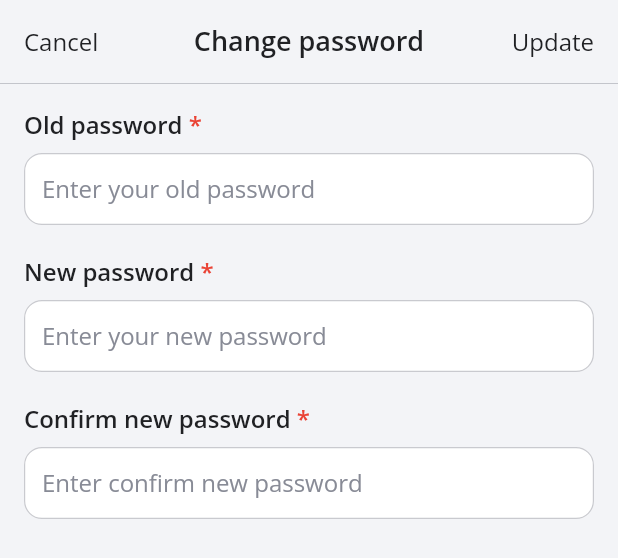
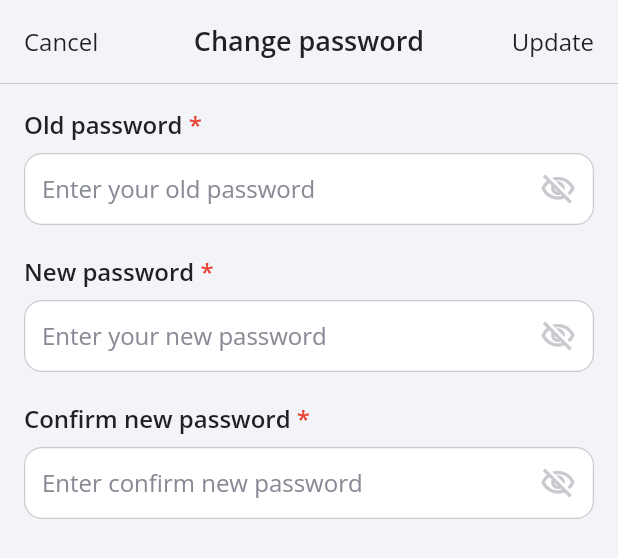
Before and after one commit to nhoaiduy/steemit, a Flutter app: the ChangePasswordPage widget shown alone on an empty page, opened directly, on a phone screen of 412 x 824 dp. Shown: the top 558 px of the screen. Run offline on Flutter 3.47's test engine with Material 2 defaults, Android fonts, the phone set to English and light mode, and no system bars; our stand-ins replace bloc, cached_network_image, cloud_firestore, either_dart, firebase_auth, firebase_core and 7 more; accounts and stored records are empty; network calls fail.

Commit message:
Add Logic Change Password

```diff
--- a/lib/l10n/intl_en.arb
+++ b/lib/l10n/intl_en.arb
@@ -77,5 +77,7 @@
   "txt_check_mail": "Please check your email",
   "txt_empty_bio": "Please enter your bio",
   "txt_update_successfully": "Update successfully",
-  "btn_saved_post": "Saved post"
+  "btn_saved_post": "Saved post",
+  "txt_err_wrong_password": "The password is invalid or the user does not have a password",
+  "txt_change_password_successfully": "Change password successfully",
 }
--- a/lib/l10n/intl_vi.arb
+++ b/lib/l10n/intl_vi.arb
@@ -77,5 +77,7 @@
   "txt_check_mail": "Vui lòng kiểm tra email",
   "txt_empty_bio": "Vui lòng nhập tiểu sử",
   "txt_update_successfully": "Cập nhật thành công",
-  "btn_saved_post": "Đã lưu bài viết"
+  "btn_saved_post": "Đã lưu bài viết",
+  "txt_err_wrong_password": "Mật khẩu không hợp lệ hoặc tài khoản không có mật khẩu",
+  "txt_change_password_successfully": "Đổi mật khẩu thành công",
 }
--- a/lib/presentation/page/setting/change_password_page.dart
+++ b/lib/presentation/page/setting/change_password_page.dart
@@ -1,7 +1,15 @@
+import 'package:cloud_firestore/cloud_firestore.dart';
+import 'package:either_dart/either.dart';
+import 'package:firebase_auth/firebase_auth.dart';
 import 'package:flutter/material.dart';
 import 'package:steemit/generated/l10n.dart';
 import 'package:steemit/presentation/widget/header/header_widget.dart';
 import 'package:steemit/presentation/widget/textfield/textfield_widget.dart';
+import 'package:steemit/util/helper/login_helper.dart';
+import 'package:steemit/util/style/base_color.dart';
+import 'package:steemit/util/style/base_text_style.dart';
+
+const double commonPadding = 16.0;
 
 class ChangePasswordPage extends StatefulWidget {
   const ChangePasswordPage({Key? key}) : super(key: key);
@@ -11,6 +19,75 @@ class ChangePasswordPage extends StatefulWidget {
 }
 
 class _ChangePasswordPageState extends State<ChangePasswordPage> {
+
+  final oldPasswordController = TextEditingController();
+  final newPasswordController = TextEditingController();
+  final confirmController = TextEditingController();
+
+  var currentUser = FirebaseAuth.instance.currentUser;
+  bool check = false;
+
+  bool _isHideOldPassword = true;
+  bool _isHideNewPassword = true;
+  bool _isHideConfirmPassword = true;
+
+  String? _changePasswordErrorText;
+  String? _changePasswordSuccessText;
+
+  changePassword(
+      {required String email,
+        required String oldPassword,
+        required String newPassword,
+        required String confirmPassword}) async{
+
+    setState(() {
+      _changePasswordSuccessText = null;
+      _changePasswordErrorText = null;
+    });
+
+    Either<String, void> validOldPassword = ValidationHelper.validPassword(oldPassword);
+    if (validOldPassword.isLeft) {
+      _changePasswordErrorText = Left(validOldPassword.left).left;
+      return;
+    }
+
+    Either<String, void> validNewPassword = ValidationHelper.validPassword(newPassword);
+    if (validNewPassword.isLeft) {
+      _changePasswordErrorText = Left(validNewPassword.left).left;
+      return;
+    }
+
+    if (newPassword != confirmPassword) {
+      _changePasswordErrorText = Left(S.current.txt_err_mismatch_password).left;
+      return;
+    }
+
+    var cred = EmailAuthProvider.credential(email: email, password: oldPassword);
+    await currentUser!.reauthenticateWithCredential(cred).then((value) {
+      check = true;
+    }).catchError((e){
+      _changePasswordErrorText = Left(S.current.txt_err_wrong_password).left;
+      return;
+    });
+
+    if(check){
+      try{
+        await currentUser!.updatePassword(newPassword);
+        setState(() {
+          oldPasswordController.clear();
+          newPasswordController.clear();
+          confirmController.clear();
+          _changePasswordErrorText = null;
+          check = false;
+        });
+        _changePasswordSuccessText = Left(S.current.txt_change_password_successfully).left;
+      } on FirebaseAuthException catch (e){
+        _changePasswordErrorText = Left(e.message!).left;
+        return;
+      }
+    }
+  }
+
   @override
   Widget build(BuildContext context) {
     return Column(
@@ -19,7 +96,17 @@ class _ChangePasswordPageState extends State<ChangePasswordPage> {
             content: S.current.lbl_change_password,
             prefixContent: S.current.btn_cancel,
             suffixContent: S.current.btn_update,
-            onSuffix: () {}),
+            onSuffix: () async {
+              unFocus();
+              await changePassword(
+                  email: currentUser!.email.toString(),
+                  oldPassword: oldPasswordController.text,
+                  newPassword: newPasswordController.text,
+                  confirmPassword: confirmController.text,
+              );
+              resetHidePasswordState();
+              //if (mounted) Navigator.pop(context);
+            }),
         _buildBody(),
       ],
     );
@@ -37,23 +124,88 @@ class _ChangePasswordPageState extends State<ChangePasswordPage> {
             children: [
               TextFieldWidget.common(
                   onChanged: (text) {},
+                  textEditingController: oldPasswordController,
+                  textInputAction: TextInputAction.next,
+                  isObscured: _isHideOldPassword,
+                  maxLines: 1,
+                  suffixIconPath: _isHideOldPassword
+                      ? Icons.visibility_off_outlined
+                      : Icons.visibility_outlined,
+                  onSuffixIconTap: () {
+                    setState(() {
+                      _isHideOldPassword = !_isHideOldPassword;
+                    });
+                  },
                   labelText: S.current.lbl_old_password,
                   hintText: S.current.txt_old_password_hint,
                   required: true),
               const SizedBox(height: 20.0),
               TextFieldWidget.common(
                   onChanged: (text) {},
+                  textEditingController: newPasswordController,
+                  textInputAction: TextInputAction.next,
+                  isObscured: _isHideNewPassword,
+                  maxLines: 1,
+                  suffixIconPath: _isHideNewPassword
+                      ? Icons.visibility_off_outlined
+                      : Icons.visibility_outlined,
+                  onSuffixIconTap: () {
+                    setState(() {
+                      _isHideNewPassword = !_isHideNewPassword;
+                    });
+                  },
                   labelText: S.current.lbl_new_password,
                   hintText: S.current.txt_new_password_hint,
                   required: true),
               const SizedBox(height: 20.0),
               TextFieldWidget.common(
                   onChanged: (text) {},
+                  textEditingController: confirmController,
+                  textInputAction: TextInputAction.done,
+                  isObscured: _isHideConfirmPassword,
+                  maxLines: 1,
+                  suffixIconPath: _isHideConfirmPassword
+                      ? Icons.visibility_off_outlined
+                      : Icons.visibility_outlined,
+                  onSuffixIconTap: () {
+                    setState(() {
+                      _isHideConfirmPassword = !_isHideConfirmPassword;
+                    });
+                  },
                   labelText: S.current.lbl_confirm_new_password,
                   hintText: S.current.txt_confirm_new_password_hint,
                   required: true),
+              if (_changePasswordErrorText != null)
+                Padding(
+                  padding: const EdgeInsets.only(top: 16.0),
+                  child: Text(
+                    _changePasswordErrorText!,
+                    style: BaseTextStyle.body1(color: BaseColor.red500),
+                  ),
+                ),
+              if (_changePasswordSuccessText != null)
+                Padding(
+                  padding: const EdgeInsets.only(top: 16.0),
+                  child: Text(
+                    _changePasswordSuccessText!,
+                    style: BaseTextStyle.body1(color: BaseColor.green500),
+                  ),
+                ),
+              const SizedBox(
+                height: commonPadding,
+              ),
             ],
           )),
     );
   }
+
+  void unFocus() => FocusScope.of(context).unfocus();
+
+  void resetHidePasswordState() {
+    setState(() {
+      _isHideOldPassword = true;
+      _isHideNewPassword = true;
+      _isHideConfirmPassword = true;
+    });
+  }
 }
```
Also changed, not shown: lib/generated/intl/messages_en.dart, lib/generated/intl/messages_vi.dart, lib/generated/l10n.dart, pubspec.lock.
